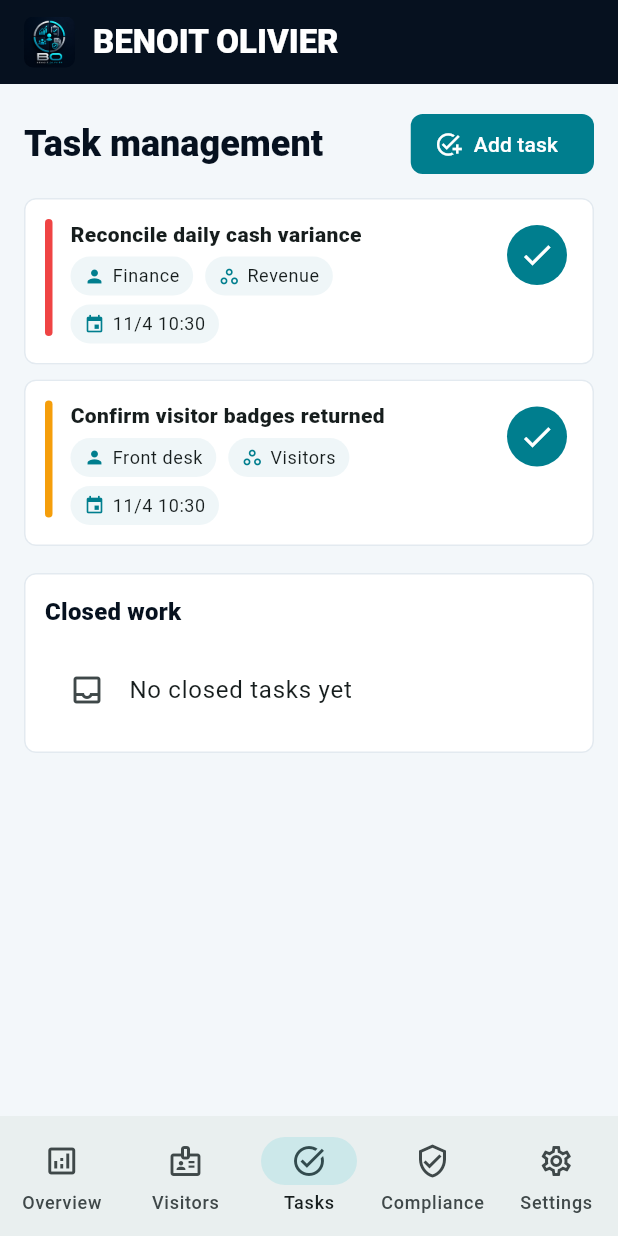
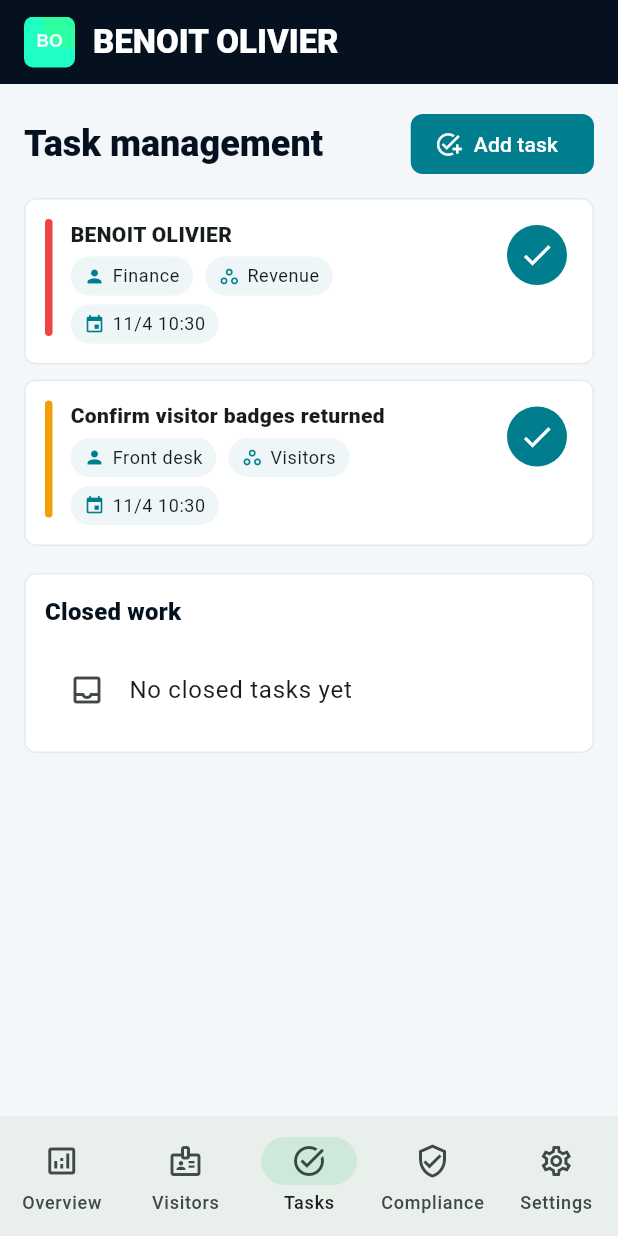
Before and after one commit to EOOrga/68d9d10a1299230338dbbdc7, a Flutter app: the screen it shows after launch, item 3 of the bottom bar chosen, on a phone screen of 412 x 824 dp. Run offline on Flutter 3.47's test engine with Material 3 defaults, Android fonts, the phone set to English and light mode, and no system bars; our stand-ins replace shared_preferences.

Commit message:
Create Flutter variant com.diomana.benoitolivier

```diff
--- a/lib/main.dart
+++ b/lib/main.dart
@@ -6,7 +6,7 @@ import 'package:shared_preferences/shared_preferences.dart';
 
 const _brandName = 'BENOIT OLIVIER';
 const _primaryNavy = Color(0xFF06111F);
-const _electricCyan = Color(0xFF04D9E8);
+const _electricCyan = Color(0xFF1FFFC3);
 const _success = Color(0xFF2DD4BF);
 const _warning = Color(0xFFF59E0B);
 const _danger = Color(0xFFEF4444);
@@ -459,7 +459,7 @@ class OperationsState extends ChangeNotifier {
     tasks = [
       OpsTask(
         id: 't1',
-        title: 'Reconcile daily cash variance',
+        title: 'BENOIT OLIVIER',
         owner: 'Finance',
         area: 'Revenue',
         dueDate: now.add(const Duration(days: 1)),
--- a/pubspec.yaml
+++ b/pubspec.yaml
@@ -1,4 +1,4 @@
-name: benoit_olivier
+name: benoitolivier
 description: Local operations workspace for BENOIT OLIVIER.
 publish_to: 'none'
 version: 1.0.0+1
@@ -21,6 +21,8 @@ flutter_launcher_icons:
   android: true
   ios: false
   image_path: "docs/icon.png"
+  adaptive_icon_foreground: docs/icon.png
+  adaptive_icon_background: "#5BFF1F"
   min_sdk_android: 23
 
 flutter:
```
Also changed, not shown: docs/icon.png, 11 other files.
